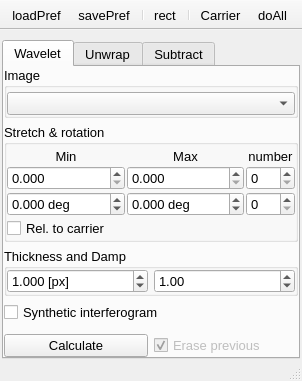
Above: UIs/nWavelet.ui from NeutrinoToolkit/Neutrino before the change. Below: the same form after it.
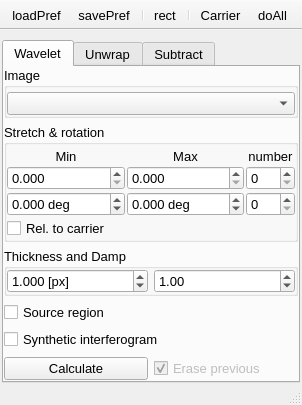
That is the form after the change. Icons and pictures are not drawn.

Commit message: added show source checkbok to wavelet

Diff of the .ui file:
```diff
--- a/UIs/nWavelet.ui
+++ b/UIs/nWavelet.ui
@@ -7,7 +7,7 @@
     <x>0</x>
     <y>0</y>
     <width>302</width>
-    <height>381</height>
+    <height>390</height>
    </rect>
   </property>
   <property name="font">
@@ -407,19 +407,6 @@
          </widget>
         </item>
         <item row="4" column="0">
-         <spacer name="verticalSpacer_2">
-          <property name="orientation">
-           <enum>Qt::Vertical</enum>
-          </property>
-          <property name="sizeHint" stdset="0">
-           <size>
-            <width>20</width>
-            <height>40</height>
-           </size>
-          </property>
-         </spacer>
-        </item>
-        <item row="3" column="0">
          <widget class="QCheckBox" name="synthetic">
           <property name="text">
            <string>Synthetic interferogram</string>
@@ -429,6 +416,16 @@
           </property>
          </widget>
         </item>
+        <item row="3" column="0">
+         <widget class="QCheckBox" name="showSource">
+          <property name="text">
+           <string>Source region</string>
+          </property>
+          <property name="neutrinoSave" stdset="0">
+           <bool>false</bool>
+          </property>
+         </widget>
+        </item>
        </layout>
       </widget>
       <widget class="QWidget" name="Unwrap">
```
The commit also changes 1 other file.
